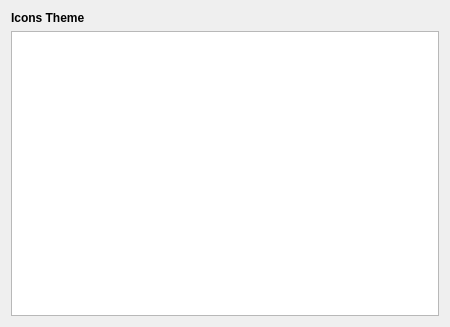
Old version of the form lxqt-config-appearance/iconthemeconfig.ui in the repository lxqt/lxqt-config.
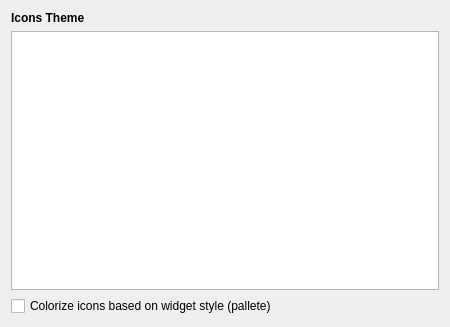
New version of the form.

Commit message: appearance: Add icon FollowColorScheme configuration

Diff of the .ui file:
```diff
--- a/lxqt-config-appearance/iconthemeconfig.ui
+++ b/lxqt-config-appearance/iconthemeconfig.ui
@@ -81,6 +81,16 @@
      </column>
     </widget>
    </item>
+   <item>
+    <widget class="QCheckBox" name="iconFollowColorSchemeCB">
+     <property name="toolTip">
+      <string>The KDE extension of XDG icon themes -&gt; FollowsColorScheme</string>
+     </property>
+     <property name="text">
+      <string>Colorize icons based on widget style (pallete)</string>
+     </property>
+    </widget>
+   </item>
   </layout>
  </widget>
  <resources/>
```
The commit also changes 1 other file.
